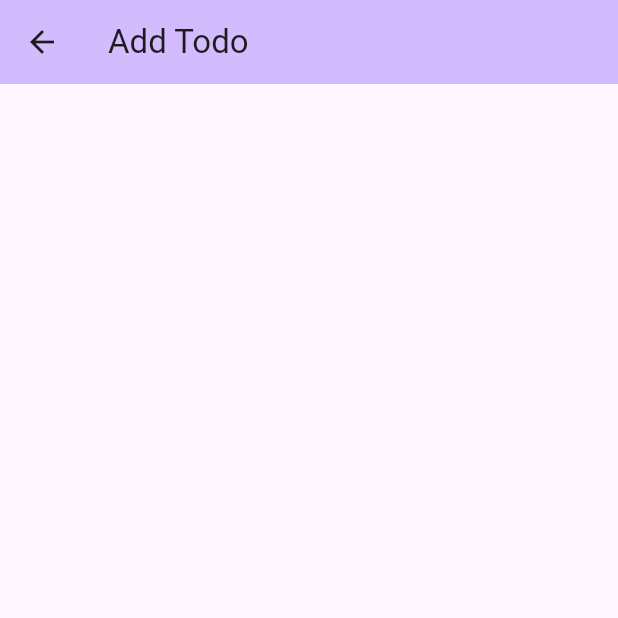
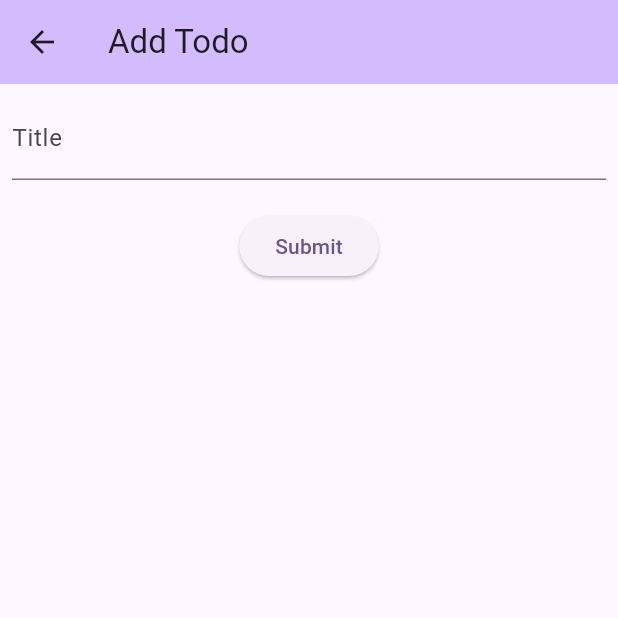
Before and after one commit to luizgustavoou/todo-app-flutter, a Flutter app: the screen it shows after launch, after a tap on the "add" icon, on a phone screen of 412 x 824 dp, the top half of it. Run offline on Flutter 3.47's test engine with Material 2 defaults, Android fonts, the phone set to English and light mode, and no system bars; our stand-ins replace dio, flutter_bloc; network calls fail.

Commit message:
feature(todo_add): criar tela todo add

```diff
--- a/todo_frontend/lib/todo/bloc/todo_bloc.dart
+++ b/todo_frontend/lib/todo/bloc/todo_bloc.dart
@@ -1,6 +1,7 @@
 import 'package:flutter_bloc/flutter_bloc.dart';
 import 'package:todo_frontend/todo/bloc/todo_events.dart';
 import 'package:todo_frontend/todo/bloc/todo_state.dart';
+import 'package:todo_frontend/todo/data/model/todo_model.dart';
 import 'package:todo_frontend/todo/data/todo_api.dart';
 import 'package:todo_frontend/todo/data/todo_repository.dart';
 
@@ -12,11 +13,17 @@ class TodoBloc extends Bloc<TodoEvent, TodoState> {
     todoApi = TodoApiImpl();
     todoRepository = TodoRepositoryImpl(todoApi: todoApi);
 
-    on<TodoLoadEvent>(
-      (event, emit) async => emit(
-        TodoSuccessState(todos: await todoRepository.getTodos()),
-      ),
-    );
+    on<TodoLoadEvent>((event, emit) async {
+      List<TodoModel> todos;
+      try {
+        todos = await todoRepository.getTodos();
+        emit(
+          TodoSuccessState(todos: todos),
+        );
+      } catch (err) {
+        emit(TodoErrorState(message: err.toString()));
+      }
+    });
 
     on<TodoRemoveEvent>((event, emit) async {
       await todoRepository.removeTodo(event.todo);
--- a/todo_frontend/lib/todo/view/todo_add.dart
+++ b/todo_frontend/lib/todo/view/todo_add.dart
@@ -1,7 +1,14 @@
 import 'package:flutter/material.dart';
 
-class TodoAdd extends StatelessWidget {
+class TodoAdd extends StatefulWidget {
   const TodoAdd({super.key});
+
+  @override
+  State<TodoAdd> createState() => _TodoAddState();
+}
+
+class _TodoAddState extends State<TodoAdd> {
+  final _keyForm = GlobalKey<FormState>();
 
   @override
   Widget build(BuildContext context) {
@@ -10,6 +17,35 @@ class TodoAdd extends StatelessWidget {
         backgroundColor: Theme.of(context).colorScheme.inversePrimary,
         title: const Text('Add Todo'),
       ),
+      body: Padding(
+        padding: const EdgeInsets.all(8.0),
+        child: Form(
+          key: _keyForm,
+          child: Column(
+            children: [
+              TextFormField(
+                decoration: const InputDecoration(labelText: 'Title'),
+                validator: (value) {
+                  if (value == null || value.isEmpty) {
+                    return "Please enter some title";
+                  }
+
+                  return null;
+                },
+              ),
+              const SizedBox(
+                height: 20,
+              ),
+              ElevatedButton(
+                onPressed: () {
+                  if (_keyForm.currentState!.validate()) {}
+                },
+                child: const Text("Submit"),
+              )
+            ],
+          ),
+        ),
+      ),
     );
   }
 }
--- a/todo_frontend/lib/todo/view/todo_view.dart
+++ b/todo_frontend/lib/todo/view/todo_view.dart
@@ -46,6 +46,10 @@ class _TodoPageState extends State<TodoPage> {
                     return const Divider();
                   },
                 );
+              } else if (state is TodoErrorState) {
+                return Container(
+                  child: Text(state.message),
+                );
               }
 
               return Container();
```
